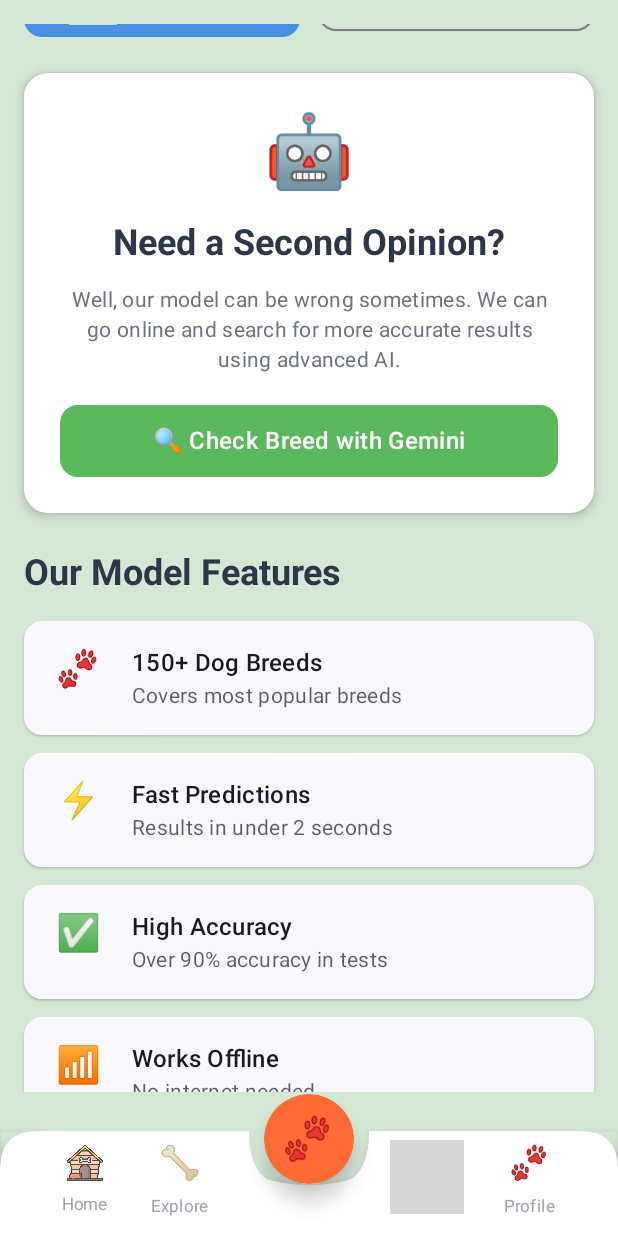
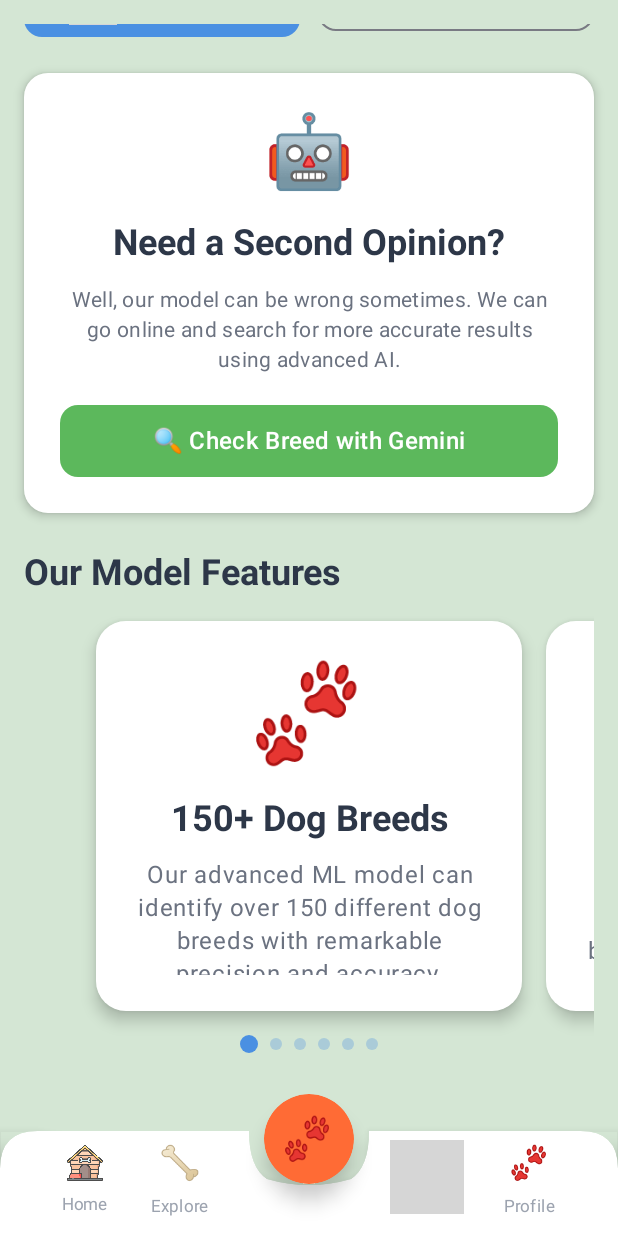
Before and after one commit to gurnxxrpannu/Breedify, an Android app built with Jetpack Compose: the composable DogBreedIdentificationScreen shown on its own in the app's theme, scrolled down 498 dp, on a phone screen of 412 x 824 dp. Run offline under Robolectric (Android 15) with nearby library versions, the phone set to English and light mode, and no system bars; grey boxes are pictures that could not be loaded.

Commit message:
updated ui of camera screen

```diff
--- a/app/src/main/java/com/example/breedify/screens/cameraScreen/CameraScreen.kt
+++ b/app/src/main/java/com/example/breedify/screens/cameraScreen/CameraScreen.kt
@@ -14,6 +14,10 @@
 import androidx.compose.foundation.layout.size
 import androidx.compose.foundation.layout.width
 import androidx.compose.foundation.lazy.LazyColumn
+import androidx.compose.foundation.pager.HorizontalPager
+import androidx.compose.foundation.pager.rememberPagerState
+import androidx.compose.animation.core.tween
+import androidx.compose.animation.core.FastOutSlowInEasing
 import androidx.compose.foundation.shape.CircleShape
 import androidx.compose.foundation.shape.RoundedCornerShape
 import androidx.compose.material.icons.Icons
@@ -535,7 +539,7 @@
         }
 
         item {
-            // ML Model Features Section
+            // ML Model Features Carousel Section
             Column {
                 Text(
                     text = "Our Model Features",
@@ -546,39 +550,168 @@
 
                 Spacer(modifier = Modifier.height(16.dp))
 
-                Column(
-                    verticalArrangement = Arrangement.spacedBy(12.dp)
-                ) {
-                    FeatureItem(
-                        icon = "🐾",
-                        title = "150+ Dog Breeds",
-                        description = "Covers most popular breeds"
-                    )
-
-                    FeatureItem(
-                        icon = "⚡",
-                        title = "Fast Predictions",
-                        description = "Results in under 2 seconds"
-                    )
-
-                    FeatureItem(
-                        icon = "✅",
-                        title = "High Accuracy",
-                        description = "Over 90% accuracy in tests"
-                    )
-
-                    FeatureItem(
-                        icon = "📶",
-                        title = "Works Offline",
-                        description = "No internet needed"
-                    )
-                }
+                ModelFeaturesCarousel()
             }
         }
 
         item {
             Spacer(modifier = Modifier.height(32.dp))
         }
+        }
+    }
+}
+
+data class ModelFeature(
+    val icon: String,
+    val title: String,
+    val description: String
+)
+
+@Composable
+fun ModelFeaturesCarousel() {
+    val features = listOf(
+        ModelFeature(
+            icon = "🐾",
+            title = "150+ Dog Breeds",
+            description = "Our advanced ML model can identify over 150 different dog breeds with remarkable precision and accuracy."
+        ),
+        ModelFeature(
+            icon = "⚡",
+            title = "Lightning Fast",
+            description = "Get instant results in under 2 seconds! Perfect for quick breed identification on the go."
+        ),
+        ModelFeature(
+            icon = "✅",
+            title = "High Accuracy",
+            description = "Trained on millions of dog images, achieving over 90% accuracy in real-world testing scenarios."
+        ),
+        ModelFeature(
+            icon = "📶",
+            title = "Works Offline",
+            description = "No internet needed! Our model runs entirely on your device, ensuring privacy and consistency."
+        ),
+        ModelFeature(
+            icon = "🎯",
+            title = "Breed Details",
+            description = "Get comprehensive information about each breed including characteristics and temperament."
+        ),
+        ModelFeature(
+            icon = "🔄",
+            title = "Continuous Learning",
+            description = "Our model is regularly updated with new data to improve accuracy and add more breeds."
+        )
+    )
+
+    val pagerState = rememberPagerState(pageCount = { features.size })
+    var lastUserInteraction by remember { mutableStateOf(System.currentTimeMillis()) }
+
+    // Track user interaction
+    LaunchedEffect(pagerState.isScrollInProgress) {
+        if (pagerState.isScrollInProgress) {
+            lastUserInteraction = System.currentTimeMillis()
+        }
+    }
+
+    // Auto-scroll effect - simplified logic
+    LaunchedEffect(Unit) {
+        while (true) {
+            delay(2500) // Wait 2.5 seconds
+
+            // Check if user hasn't interacted recently and pager is not currently scrolling
+            val timeSinceInteraction = System.currentTimeMillis() - lastUserInteraction
+            if (timeSinceInteraction >= 2500 && !pagerState.isScrollInProgress) {
+                val nextPage = (pagerState.currentPage + 1) % features.size
+                pagerState.animateScrollToPage(
+                    page = nextPage,
+                    animationSpec = tween(
+                        durationMillis = 800,
+                        easing = FastOutSlowInEasing
+                    )
+                )
+            }
+        }
+    }
+
+    Column {
+        HorizontalPager(
+            state = pagerState,
+            modifier = Modifier.fillMaxWidth(),
+            contentPadding = androidx.compose.foundation.layout.PaddingValues(horizontal = 48.dp),
+            pageSpacing = 16.dp
+        ) { page ->
+            FeatureCard(feature = features[page])
+        }
+
+        // Page indicators
+        Spacer(modifier = Modifier.height(16.dp))
+
+        Row(
+            modifier = Modifier.fillMaxWidth(),
+            horizontalArrangement = Arrangement.Center,
+            verticalAlignment = Alignment.CenterVertically
+        ) {
+            repeat(features.size) { index ->
+                val isSelected = pagerState.currentPage == index
+                Box(
+                    modifier = Modifier
+                        .size(if (isSelected) 12.dp else 8.dp)
+                        .background(
+                            color = if (isSelected) BreedifyColors.Primary else BreedifyColors.Primary.copy(alpha = 0.3f),
+                            shape = CircleShape
+                        )
+                )
+                if (index < features.size - 1) {
+                    Spacer(modifier = Modifier.width(8.dp))
+                }
+            }
+        }
+    }
+}
+
+@Composable
+fun FeatureCard(feature: ModelFeature) {
+    Card(
+        modifier = Modifier
+            .width(320.dp)
+            .height(260.dp),
+        shape = RoundedCornerShape(20.dp),
+        colors = CardDefaults.cardColors(
+            containerColor = BreedifyColors.CardBackground
+        ),
+        elevation = CardDefaults.cardElevation(defaultElevation = 6.dp)
+    ) {
+        Column(
+            modifier = Modifier
+                .fillMaxSize()
+                .padding(24.dp),
+            horizontalAlignment = Alignment.CenterHorizontally,
+            verticalArrangement = Arrangement.Center
+        ) {
+            // Big feature icon
+            Text(
+                text = feature.icon,
+                fontSize = 64.sp,
+                modifier = Modifier.padding(bottom = 16.dp)
+            )
+
+            // Feature title
+            Text(
+                text = feature.title,
+                style = MaterialTheme.typography.headlineSmall,
+                color = BreedifyColors.TextPrimary,
+                fontWeight = FontWeight.Bold,
+                textAlign = TextAlign.Center,
+                modifier = Modifier.padding(bottom = 12.dp)
+            )
+
+            // Feature description
+            Text(
+                text = feature.description,
+                style = MaterialTheme.typography.bodyLarge,
+                color = BreedifyColors.TextSecondary,
+                textAlign = TextAlign.Center,
+                lineHeight = 22.sp
+            )
         }
     }
 }
```
